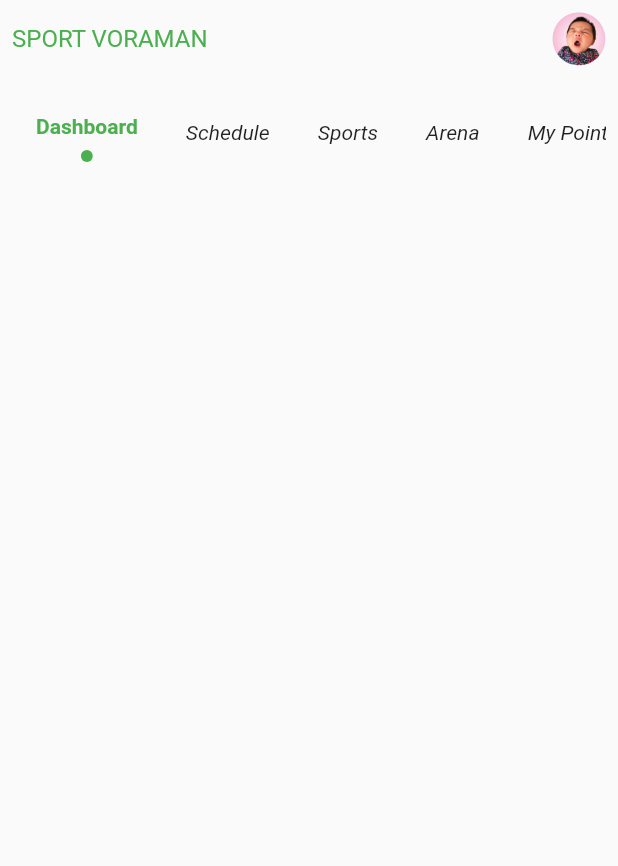
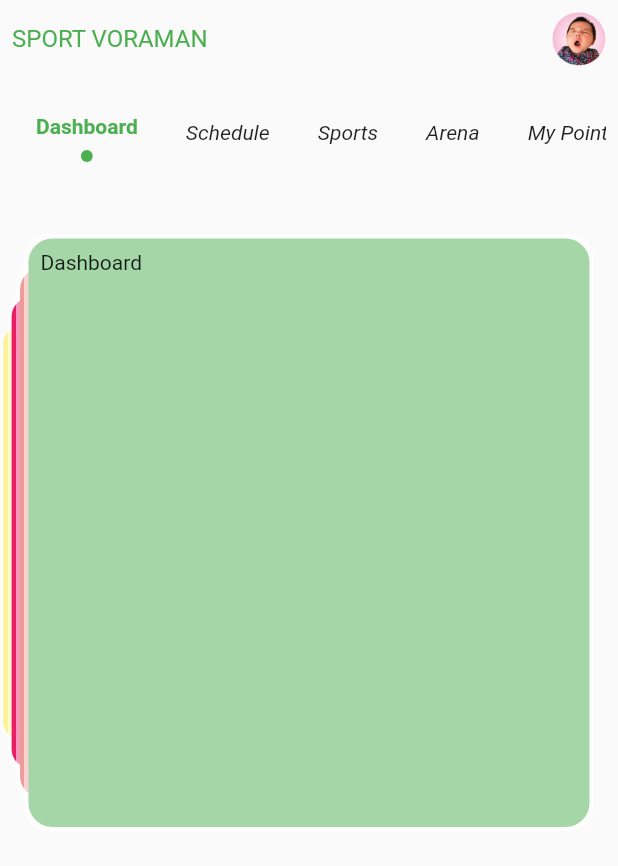
Before and after one commit to arunlam/arunapp, a Flutter app: the screen it shows after launch, on a phone screen of 412 x 824 dp. Shown: the top 866 px of the screen. Run offline on Flutter 3.47's test engine with Material 2 defaults, Android fonts, the phone set to English and light mode, and no system bars; our stand-ins replace flutter_swiper; Roboto replaces fonts that are missing (Montserrat).

Commit message:
2003121504

```diff
--- a/lib/models/menu_model.dart
+++ b/lib/models/menu_model.dart
@@ -1,15 +1,19 @@
+import 'package:flutter/material.dart';
+import '../config/app_theme.dart';
+
 class Menus {
   final String title;
   final int id;
   final String imgPath;
+  final Color color;
 
-  Menus({this.title, this.id, this.imgPath = ''});
+  Menus({this.title, this.id, this.imgPath = '', this.color = Colors.green});
 
   static List<Menus> menuList = [
-    Menus(title: 'Dashboard', id: 1),
-    Menus(title: 'Schedule', id: 2),
-    Menus(title: 'Sports', id: 3),
-    Menus(title: 'Arena', id: 4),
-    Menus(title: 'My Points', id: 5)
+    Menus(title: 'Dashboard', id: 1, color: green[200]),
+    Menus(title: 'Schedule', id: 2, color: blue),
+    Menus(title: 'Sports', id: 3, color: yellow),
+    Menus(title: 'Arena', id: 4, color: pink),
+    Menus(title: 'My Points', id: 5, color: red[200]),
   ];
 }
--- a/lib/pages/home.dart
+++ b/lib/pages/home.dart
@@ -1,6 +1,12 @@
-import 'package:arunapp/config/menu_state.dart';
-import 'package:arunapp/widgets/header.dart';
-import 'package:arunapp/widgets/top_menu_widget.dart';
+import 'package:arunapp/models/menu_model.dart';
+import 'package:flutter/rendering.dart';
+import 'package:flutter_swiper/flutter_swiper.dart';
+
+import '../config/app_theme.dart';
+import '../config/menu_state.dart';
+import '../widgets/card_swiper.dart';
+import '../widgets/header.dart';
+import '../widgets/top_menu_widget.dart';
 import 'package:flutter/material.dart';
 import 'package:provider/provider.dart';
 
@@ -30,6 +36,8 @@ class _HomeState extends State<Home> {
   }
 
   Widget _dashboard(context) {
+    Size _size = MediaQuery.of(context).size;
+
     return SafeArea(
       child: ChangeNotifierProvider<MenuState>(
         create: (_) => MenuState(),
@@ -37,6 +45,17 @@ class _HomeState extends State<Home> {
           children: <Widget>[
             HeaderWidget(),
             TopMenu(),
+            CardSwiper(
+              size: _size,
+              scrollDirection: Axis.vertical,
+              layout: SwiperLayout.STACK,
+              viewpointFraction: 0.8,
+              scale: 0.9,
+              padding: 16.0,
+              heightFraction: 0.6,
+              color: green,
+              list: Menus.menuList,
+            ),
           ],
         ),
       ),
--- /dev/null
+++ b/lib/widgets/card_swiper.dart
@@ -0,0 +1,84 @@
+import 'package:arunapp/config/app_theme.dart';
+import 'package:arunapp/models/menu_model.dart';
+import 'package:flutter/material.dart';
+import 'package:flutter_swiper/flutter_swiper.dart';
+
+class CardSwiper extends StatelessWidget {
+  final Size size;
+  final SwiperLayout layout;
+  final Axis scrollDirection;
+  final double viewpointFraction;
+  final double scale;
+  final Widget child;
+  final List list;
+  final double padding;
+  final double heightFraction;
+  final Color color;
+  final double borderRadius;
+
+  const CardSwiper(
+      {Key key,
+      this.size,
+      this.layout,
+      this.scrollDirection,
+      this.viewpointFraction,
+      this.scale,
+      this.child,
+      this.list,
+      this.padding = 8.0,
+      this.heightFraction = 0.5,
+      this.color,
+      this.borderRadius = 8.0})
+      : super(key: key);
+
+  @override
+  Widget build(BuildContext context) {
+    return SizedBox(
+      // width: size.width - (padding * 2),
+      height: size.height * heightFraction - 32,
+      child: Swiper(
+        outer: true,
+        itemHeight: (size.height * 0.6) - (padding * 6),
+        itemWidth: size.width - (padding * 2),
+        onIndexChanged: (int index) {
+          print('${index}');
+        },
+        onTap: (int index) {},
+        itemCount: list.length,
+        layout: layout,
+        scrollDirection: scrollDirection,
+        viewportFraction: viewpointFraction,
+        scale: scale,
+        itemBuilder: (BuildContext context, int index) {
+          return Stack(
+            children: <Widget>[
+              Container(
+                // width: size.width,
+                // height: size.height,
+                decoration: BoxDecoration(
+                  borderRadius: BorderRadius.circular(16.0),
+                  color: white54,
+                ),
+              ),
+              Padding(
+                padding: const EdgeInsets.all(3.0),
+                child: Container(
+                  width: size.width - 32,
+                  height: size.height - 32,
+                  decoration: BoxDecoration(
+                    borderRadius: BorderRadius.circular(16.0),
+                    color: Menus.menuList[index].color,
+                  ),
+                  child: Padding(
+                    padding: const EdgeInsets.all(8.0),
+                    child: Text(Menus.menuList[index].title),
+                  ),
+                ),
+              ),
+            ],
+          );
+        },
+      ),
+    );
+  }
+}
--- a/pubspec.yaml
+++ b/pubspec.yaml
@@ -21,6 +21,7 @@ dependencies:
     sdk: flutter
   provider: ^4.0.4
   custom_switch: ^0.0.1
+  flutter_swiper: ^1.1.6
 
   # The following adds the Cupertino Icons font to your application.
   # Use with the CupertinoIcons class for iOS style icons.
```
Also changed, not shown: pubspec.lock.
